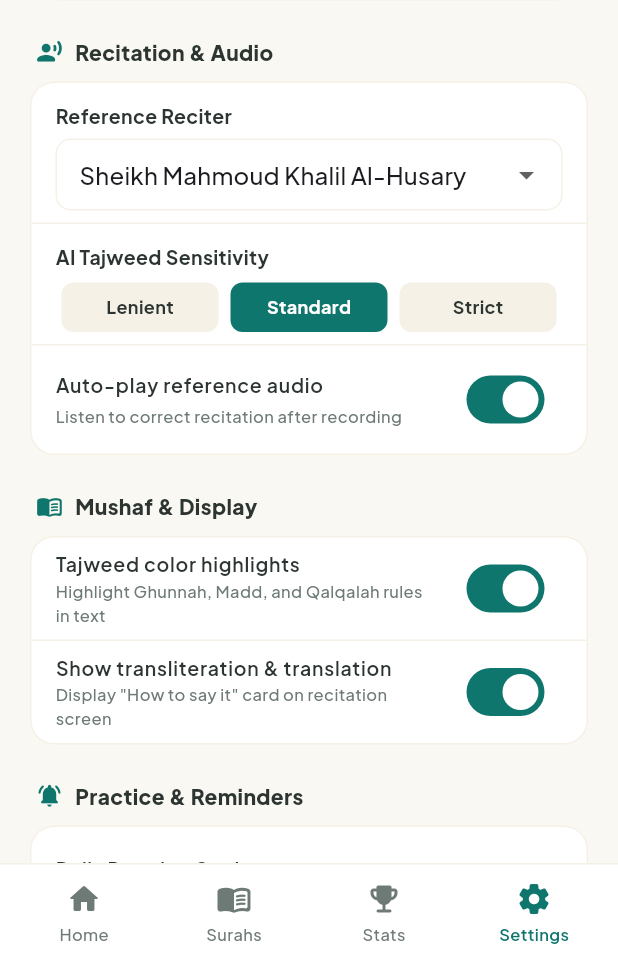
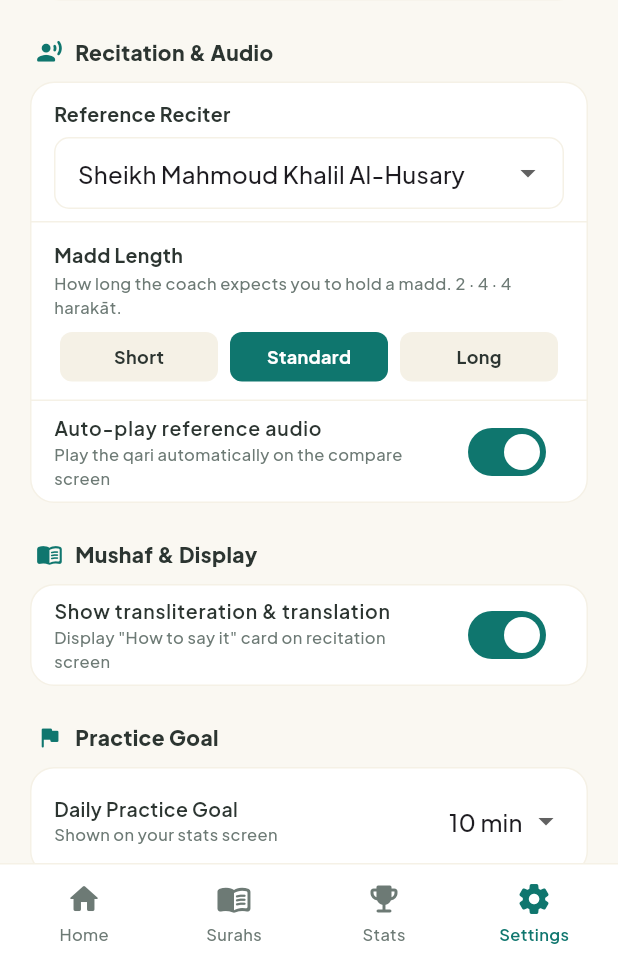
Before and after one commit to Abdalrahman-py/bayaan, a Flutter app: the SettingsScreen screen opened by its route, on a phone screen of 412 x 824 dp, the part 271-1236 px from its top. Run offline on Flutter 3.47's test engine with Material 3 defaults, Android fonts, the phone set to English and light mode, and no system bars; our stand-ins replace audioplayers, go_router, shared_preferences, supabase_flutter; missing offline and left inert: record; accounts and stored records are empty; network calls fail; statements that could not run were skipped.

Commit message:
feat(flutter): make the settings screen do something
Every control on the screen was local state attached to nothing. Now there is
one store, AppSettings, loaded once before the first frame so screens can read
preferences synchronously.

Wired: reference reciter (moved out of Reciter, same prefs key so an existing
pick survives), madd length, auto-play on the compare screen, the
transliteration card on the recitation screen, and the stats daily goal.

"AI Tajweed Sensitivity" is gone. The engine has no strictness dial, only madd
durations, so Lenient/Standard/Strict was describing something that does not
exist; it is now Madd Length with the harakat counts shown. Standard matches
the engine's own defaults, so it is a no-op until a learner changes it. The
values behind Short and Long are a qiraah choice and still want sign-off.

Also removed: tajweed colour highlights, daily reminder, and sound effects.
None of the three had a feature behind them.

Co-Authored-By: Claude Opus 5 <noreply@anthropic.com>

```diff
--- a/flutter/lib/features/settings/settings_screen.dart
+++ b/flutter/lib/features/settings/settings_screen.dart
@@ -2,6 +2,7 @@ import 'package:flutter/material.dart';
 
 import '../../core/theme/app_colors.dart';
 import '../../core/theme/app_fonts.dart';
+import '../../services/app_settings.dart';
 import '../../services/auth_controller.dart';
 import '../../services/reciter_audio.dart';
 
@@ -15,28 +16,16 @@ class SettingsScreen extends StatefulWidget {
 }
 
 class _SettingsScreenState extends State<SettingsScreen> {
-  Reciter _reciter = Reciter.fallback;
-
-  @override
-  void initState() {
-    super.initState();
-    Reciter.selected().then((r) {
-      if (mounted) setState(() => _reciter = r);
-    });
-  }
-
-  String _tajweedSensitivity = 'Standard';
-  bool _autoPlayReference = true;
-  bool _showTajweedColors = true;
-  bool _showTransliteration = true;
-  bool _dailyReminder = true;
-  bool _soundEffects = true;
-  int _dailyGoalMinutes = 10;
+  final AppSettings _settings = AppSettings.instance;
 
   String? get _userEmail => widget.auth.email;
+  String? get _displayName => widget.auth.displayName;
+
+  /// The name if the account has one (given at sign-up), else the email.
+  String get _identity => _displayName ?? _userEmail ?? 'Learner';
   String get _avatarInitial =>
-      (_userEmail != null && _userEmail!.isNotEmpty)
-          ? _userEmail![0].toUpperCase()
+      _identity.isNotEmpty && _identity != 'Learner'
+          ? _identity[0].toUpperCase()
           : 'B';
 
   @override
@@ -61,7 +50,7 @@ class _SettingsScreenState extends State<SettingsScreen> {
                   _buildSectionHeader('Mushaf & Display', Icons.menu_book_rounded),
                   _buildMushafSection(),
                   const SizedBox(height: 24),
-                  _buildSectionHeader('Practice & Reminders', Icons.notifications_active_rounded),
+                  _buildSectionHeader('Practice Goal', Icons.flag_rounded),
                   _buildPracticeSection(),
                   const SizedBox(height: 24),
                   _buildSectionHeader('About & Support', Icons.info_outline_rounded),
@@ -147,7 +136,7 @@ class _SettingsScreenState extends State<SettingsScreen> {
               crossAxisAlignment: CrossAxisAlignment.start,
               children: [
                 Text(
-                  _userEmail ?? 'Learner',
+                  _identity,
                   overflow: TextOverflow.ellipsis,
                   style: pjs(
                     fontSize: 15,
@@ -155,6 +144,14 @@ class _SettingsScreenState extends State<SettingsScreen> {
                     color: AppColors.textDark,
                   ),
                 ),
+                if (_displayName != null && _userEmail != null) ...[
+                  const SizedBox(height: 2),
+                  Text(
+                    _userEmail!,
+                    overflow: TextOverflow.ellipsis,
+                    style: pjs(fontSize: 12, color: AppColors.textMuted),
+                  ),
+                ],
                 const SizedBox(height: 4),
                 Container(
                   padding: const EdgeInsets.symmetric(horizontal: 8, vertical: 2),
@@ -199,15 +196,36 @@ class _SettingsScreenState extends State<SettingsScreen> {
     );
   }
 
-  Widget _buildRecitationSection() {
-    return Container(
+  /// Wraps a settings row's white card. All three sections share it.
+  Widget _card(List<Widget> children) => DecoratedBox(
     decoration: BoxDecoration(
       color: Colors.white,
       border: Border.all(color: const Color(0xFFF5F1E6)),
       borderRadius: BorderRadius.circular(16),
     ),
-      child: Column(
-        children: [
+    child: Column(children: children),
+  );
+
+  Widget _switchTile({
+    required String title,
+    required String subtitle,
+    required bool value,
+    required Future<void> Function(bool) onChanged,
+  }) => SwitchListTile(
+    title: Text(title, style: pjs(fontSize: 13, fontWeight: FontWeight.w600, color: AppColors.textDark)),
+    subtitle: Text(subtitle, style: pjs(fontSize: 11, color: AppColors.textMuted)),
+    value: value,
+    activeTrackColor: AppColors.tealStart,
+    // The in-memory value is set before the write awaits anything, so the
+    // rebuild already shows the new state.
+    onChanged: (v) {
+      onChanged(v);
+      setState(() {});
+    },
+  );
+
+  Widget _buildRecitationSection() {
+    return _card([
       Padding(
         padding: const EdgeInsets.fromLTRB(16, 12, 16, 8),
         child: Column(
@@ -219,7 +237,7 @@ class _SettingsScreenState extends State<SettingsScreen> {
             ),
             const SizedBox(height: 6),
             DropdownButtonFormField<Reciter>(
-                  initialValue: _reciter,
+              initialValue: _settings.reciter,
               decoration: InputDecoration(
                 contentPadding: const EdgeInsets.symmetric(horizontal: 12, vertical: 8),
                 border: OutlineInputBorder(
@@ -237,8 +255,8 @@ class _SettingsScreenState extends State<SettingsScreen> {
               ],
               onChanged: (r) {
                 if (r == null) return;
-                    setState(() => _reciter = r);
-                    Reciter.select(r);
+                _settings.setReciter(r);
+                setState(() {});
               },
             ),
           ],
@@ -246,23 +264,32 @@ class _SettingsScreenState extends State<SettingsScreen> {
       ),
       const Divider(height: 1, color: Color(0xFFF5F1E6)),
       Padding(
-            padding: const EdgeInsets.fromLTRB(16, 12, 16, 8),
+        padding: const EdgeInsets.fromLTRB(16, 12, 16, 12),
         child: Column(
           crossAxisAlignment: CrossAxisAlignment.start,
           children: [
             Text(
-                  'AI Tajweed Sensitivity',
+              'Madd Length',
               style: pjs(fontSize: 13, fontWeight: FontWeight.w700, color: AppColors.textDark),
+            ),
+            const SizedBox(height: 2),
+            Text(
+              'How long the coach expects you to hold a madd. '
+              '${_settings.maddStyle.summary}.',
+              style: pjs(fontSize: 11, color: AppColors.textMuted),
             ),
             const SizedBox(height: 8),
             Row(
-                  children: ['Lenient', 'Standard', 'Strict'].map((level) {
-                    final bool isSelected = _tajweedSensitivity == level;
+              children: MaddStyle.all.map((style) {
+                final bool isSelected = _settings.maddStyle.id == style.id;
                 return Expanded(
                   child: Padding(
                     padding: const EdgeInsets.symmetric(horizontal: 4),
                     child: GestureDetector(
-                          onTap: () => setState(() => _tajweedSensitivity = level),
+                      onTap: () {
+                        _settings.setMaddStyle(style);
+                        setState(() {});
+                      },
                       child: Container(
                         padding: const EdgeInsets.symmetric(vertical: 8),
                         alignment: Alignment.center,
@@ -271,7 +298,7 @@ class _SettingsScreenState extends State<SettingsScreen> {
                           borderRadius: BorderRadius.circular(8),
                         ),
                         child: Text(
-                              level,
+                          style.name,
                           style: pjs(
                             fontSize: 12,
                             fontWeight: FontWeight.w700,
@@ -288,56 +315,28 @@ class _SettingsScreenState extends State<SettingsScreen> {
         ),
       ),
       const Divider(height: 1, color: Color(0xFFF5F1E6)),
-          SwitchListTile(
-            title: Text('Auto-play reference audio', style: pjs(fontSize: 13, fontWeight: FontWeight.w600, color: AppColors.textDark)),
-            subtitle: Text('Listen to correct recitation after recording', style: pjs(fontSize: 11, color: AppColors.textMuted)),
-            value: _autoPlayReference,
-            activeTrackColor: AppColors.tealStart,
-            onChanged: (v) => setState(() => _autoPlayReference = v),
+      _switchTile(
+        title: 'Auto-play reference audio',
+        subtitle: 'Play the qari automatically on the compare screen',
+        value: _settings.autoPlayReference,
+        onChanged: _settings.setAutoPlayReference,
       ),
-        ],
-      ),
-    );
+    ]);
   }
 
   Widget _buildMushafSection() {
-    return Container(
-      decoration: BoxDecoration(
-        color: Colors.white,
-        border: Border.all(color: const Color(0xFFF5F1E6)),
-        borderRadius: BorderRadius.circular(16),
+    return _card([
+      _switchTile(
+        title: 'Show transliteration & translation',
+        subtitle: 'Display "How to say it" card on recitation screen',
+        value: _settings.showTranslation,
+        onChanged: _settings.setShowTranslation,
       ),
-      child: Column(
-        children: [
-          SwitchListTile(
-            title: Text('Tajweed color highlights', style: pjs(fontSize: 13, fontWeight: FontWeight.w600, color: AppColors.textDark)),
-            subtitle: Text('Highlight Ghunnah, Madd, and Qalqalah rules in text', style: pjs(fontSize: 11, color: AppColors.textMuted)),
-            value: _showTajweedColors,
-            activeTrackColor: AppColors.tealStart,
-            onChanged: (v) => setState(() => _showTajweedColors = v),
-          ),
-          const Divider(height: 1, color: Color(0xFFF5F1E6)),
-          SwitchListTile(
-            title: Text('Show transliteration & translation', style: pjs(fontSize: 13, fontWeight: FontWeight.w600, color: AppColors.textDark)),
-            subtitle: Text('Display "How to say it" card on recitation screen', style: pjs(fontSize: 11, color: AppColors.textMuted)),
-            value: _showTransliteration,
-            activeTrackColor: AppColors.tealStart,
-            onChanged: (v) => setState(() => _showTransliteration = v),
-          ),
-        ],
-      ),
-    );
+    ]);
   }
 
   Widget _buildPracticeSection() {
-    return Container(
-      decoration: BoxDecoration(
-        color: Colors.white,
-        border: Border.all(color: const Color(0xFFF5F1E6)),
-        borderRadius: BorderRadius.circular(16),
-      ),
-      child: Column(
-        children: [
+    return _card([
       Padding(
         padding: const EdgeInsets.fromLTRB(16, 12, 16, 12),
         child: Row(
@@ -347,11 +346,11 @@ class _SettingsScreenState extends State<SettingsScreen> {
               crossAxisAlignment: CrossAxisAlignment.start,
               children: [
                 Text('Daily Practice Goal', style: pjs(fontSize: 13, fontWeight: FontWeight.w600, color: AppColors.textDark)),
-                    Text('Commit to daily Quran recitation', style: pjs(fontSize: 11, color: AppColors.textMuted)),
+                Text('Shown on your stats screen', style: pjs(fontSize: 11, color: AppColors.textMuted)),
               ],
             ),
             DropdownButton<int>(
-                  value: _dailyGoalMinutes,
+              value: _settings.dailyGoalMinutes,
               underline: const SizedBox.shrink(),
               items: const [
                 DropdownMenuItem(value: 5, child: Text('5 min')),
@@ -360,35 +359,19 @@ class _SettingsScreenState extends State<SettingsScreen> {
                 DropdownMenuItem(value: 30, child: Text('30 min')),
               ],
               onChanged: (v) {
-                    if (v != null) setState(() => _dailyGoalMinutes = v);
+                if (v == null) return;
+                _settings.setDailyGoalMinutes(v);
+                setState(() {});
               },
             ),
           ],
         ),
       ),
-          const Divider(height: 1, color: Color(0xFFF5F1E6)),
-          SwitchListTile(
-            title: Text('Daily reminder', style: pjs(fontSize: 13, fontWeight: FontWeight.w600, color: AppColors.textDark)),
-            subtitle: Text('Gentle notification at 7:00 AM', style: pjs(fontSize: 11, color: AppColors.textMuted)),
-            value: _dailyReminder,
-            activeTrackColor: AppColors.tealStart,
-            onChanged: (v) => setState(() => _dailyReminder = v),
-          ),
-          const Divider(height: 1, color: Color(0xFFF5F1E6)),
-          SwitchListTile(
-            title: Text('Sound effects & celebrations', style: pjs(fontSize: 13, fontWeight: FontWeight.w600, color: AppColors.textDark)),
-            subtitle: Text('Celebratory chimes for correct recitation', style: pjs(fontSize: 11, color: AppColors.textMuted)),
-            value: _soundEffects,
-            activeTrackColor: AppColors.tealStart,
-            onChanged: (v) => setState(() => _soundEffects = v),
-          ),
-        ],
-      ),
-    );
+    ]);
   }
 
   Widget _buildAboutSection() {
-    return Container(
+    return DecoratedBox(
       decoration: BoxDecoration(
         color: Colors.white,
         border: Border.all(color: const Color(0xFFF5F1E6)),
--- a/flutter/lib/features/stats/stats_screen.dart
+++ b/flutter/lib/features/stats/stats_screen.dart
@@ -2,6 +2,7 @@ import 'package:flutter/material.dart';
 
 import '../../core/theme/app_colors.dart';
 import '../../core/theme/app_fonts.dart';
+import '../../services/app_settings.dart';
 import '../../services/auth_controller.dart';
 import '../../services/learn_repository.dart';
 import '../../services/progress_repository.dart';
@@ -177,7 +178,7 @@ class _StatsScreenState extends State<StatsScreen> {
               iconBgColor: const Color(0xFFFFF7ED),
               value: '${header.streakCount} ${header.streakCount == 1 ? "Day" : "Days"}',
               label: 'Streak',
-              sublabel: '${header.dailyGoalMinutes}m daily goal',
+              sublabel: '${AppSettings.instance.dailyGoalMinutes}m daily goal',
             ),
             _buildMetricTile(
               width: itemWidth,
--- /dev/null
+++ b/flutter/lib/services/app_settings.dart
@@ -0,0 +1,154 @@
+import 'package:shared_preferences/shared_preferences.dart';
+
+import 'reciter_audio.dart';
+
+/// A set of madd (vowel-lengthening) durations, in harakāt — counts, never
+/// seconds. The grading engine takes these four numbers and marks a madd
+/// wrong when the recitation doesn't hold it for that many harakāt, so they
+/// are the one knob that changes what counts as a mistake.
+///
+/// The engine's own defaults are [hafs]; sending nothing gets that. The other
+/// two are the durations a reciter following Hafs may legitimately choose
+/// between, not "strictness levels" — there is no strictness dial in the
+/// engine, and pretending otherwise would mislabel a qirāʾah choice.
+class MaddStyle {
+  final String id;
+
+  /// Shown on the settings toggle.
+  final String name;
+
+  /// Munfasil — the separated madd, two words.
+  final int monfasel;
+
+  /// Muttasil — the joined madd, one word.
+  final int mottasel;
+
+  /// Muttasil when stopping on it.
+  final int mottaselWaqf;
+
+  /// ʿĀriḍ lis-sukūn — the madd created by stopping.
+  final int aared;
+
+  const MaddStyle({
+    required this.id,
+    required this.name,
+    required this.monfasel,
+    required this.mottasel,
+    required this.mottaselWaqf,
+    required this.aared,
+  });
+
+  /// Matches the engine defaults in `ml/muaalem_modal.py`.
+  static const hafs = MaddStyle(
+    id: 'hafs',
+    name: 'Standard',
+    monfasel: 2,
+    mottasel: 4,
+    mottaselWaqf: 4,
+    aared: 4,
+  );
+  static const qasr = MaddStyle(
+    id: 'qasr',
+    name: 'Short',
+    monfasel: 2,
+    mottasel: 4,
+    mottaselWaqf: 4,
+    aared: 2,
+  );
+  static const ishbaa = MaddStyle(
+    id: 'ishbaa',
+    name: 'Long',
+    monfasel: 4,
+    mottasel: 5,
+    mottaselWaqf: 6,
+    aared: 6,
+  );
+
+  static const all = [qasr, hafs, ishbaa];
+  static const fallback = hafs;
+
+  static MaddStyle byId(String? id) =>
+      all.firstWhere((m) => m.id == id, orElse: () => fallback);
+
+  /// The counts, as the summary line under the toggle: "2 · 4 · 4".
+  String get summary => '$monfasel · $mottasel · $aared harakāt';
+
+  /// Multipart fields for /audio-analyze, which forwards them to the engine.
+  Map<String, String> get fields => {
+    'madd_monfasel_len': '$monfasel',
+    'madd_mottasel_len': '$mottasel',
+    'madd_mottasel_waqf': '$mottaselWaqf',
+    'madd_aared_len': '$aared',
+  };
+}
+
+/// Every user preference the app actually honours, in one place.
+///
+/// Read synchronously off [instance] wherever a setting is needed — [load]
+/// runs once before `runApp`, so a screen never has to wait for prefs. Writes
+/// apply in memory immediately and persist in the background; nothing here
+/// throws, because a settings store that is unavailable should cost the user
+/// their preference, not the screen.
+class AppSettings {
+  AppSettings._();
+  static final AppSettings instance = AppSettings._();
+
+  // Key kept from when the reciter lived in Reciter itself, so an existing
+  // install doesn't lose its pick.
+  static const _kReciter = 'reference_reciter';
+  static const _kMadd = 'madd_style';
+  static const _kAutoPlay = 'auto_play_reference';
+  static const _kTranslation = 'show_translation';
+  static const _kGoal = 'daily_goal_minutes';
+
+  Reciter reciter = Reciter.fallback;
+  MaddStyle maddStyle = MaddStyle.fallback;
+  bool autoPlayReference = true;
+  bool showTranslation = true;
+  int dailyGoalMinutes = 10;
+
+  static Future<SharedPreferences?> _prefs() async {
+    try {
+      return await SharedPreferences.getInstance();
+    } catch (_) {
+      return null;
+    }
+  }
+
+  /// Reads every setting, replacing whatever is in memory — an empty store
+  /// resets to the defaults, which is what a test wants between cases.
+  Future<void> load() async {
+    final p = await _prefs();
+    if (p == null) return;
+    reciter = Reciter.byId(p.getString(_kReciter));
+    maddStyle = MaddStyle.byId(p.getString(_kMadd));
+    autoPlayReference = p.getBool(_kAutoPlay) ?? true;
+    showTranslation = p.getBool(_kTranslation) ?? true;
+    dailyGoalMinutes = p.getInt(_kGoal) ?? 10;
+  }
+
+  Future<void> setReciter(Reciter v) async {
+    reciter = v;
+    await (await _prefs())?.setString(_kReciter, v.id);
+  }
+
+  Future<void> setMaddStyle(MaddStyle v) async {
+    maddStyle = v;
+    await (await _prefs())?.setString(_kMadd, v.id);
+  }
+
+  Future<void> setAutoPlayReference(bool v) async {
+    autoPlayReference = v;
+    await (await _prefs())?.setBool(_kAutoPlay, v);
+  }
+
+  Future<void> setShowTranslation(bool v) async {
+    showTranslation = v;
+    await (await _prefs())?.setBool(_kTranslation, v);
+  }
+
+  Future<void> setDailyGoalMinutes(int v) async {
+    dailyGoalMinutes = v;
+    await (await _prefs())?.setInt(_kGoal, v);
+  }
+}
```
Also changed, not shown: flutter/lib/features/audio_compare/audio_compare_screen.dart (+4 -6 lines), flutter/lib/features/audio_compare/widgets/audio_compare_card.dart (+9 -1 lines), flutter/lib/features/recitation/recording_screen.dart (+12 -12 lines), flutter/lib/main.dart (+6 -1 lines), flutter/lib/services/recitation_controller.dart (+6 -1 lines), flutter/lib/services/reciter_audio.dart (+0 -24 lines), 4 other files. Lines whose indentation alone changed are shown as unchanged.
